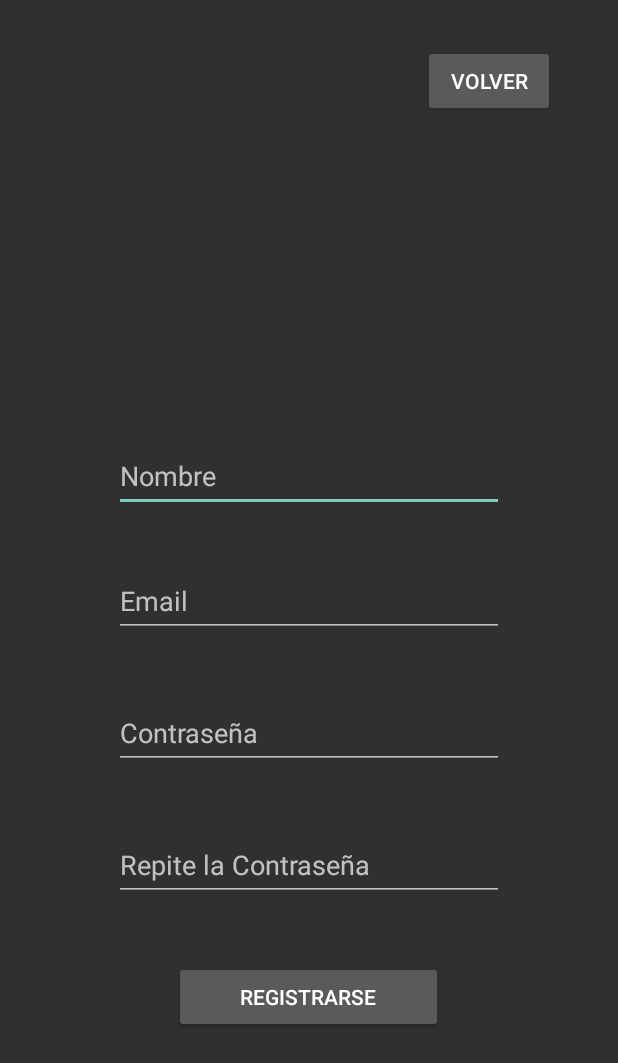
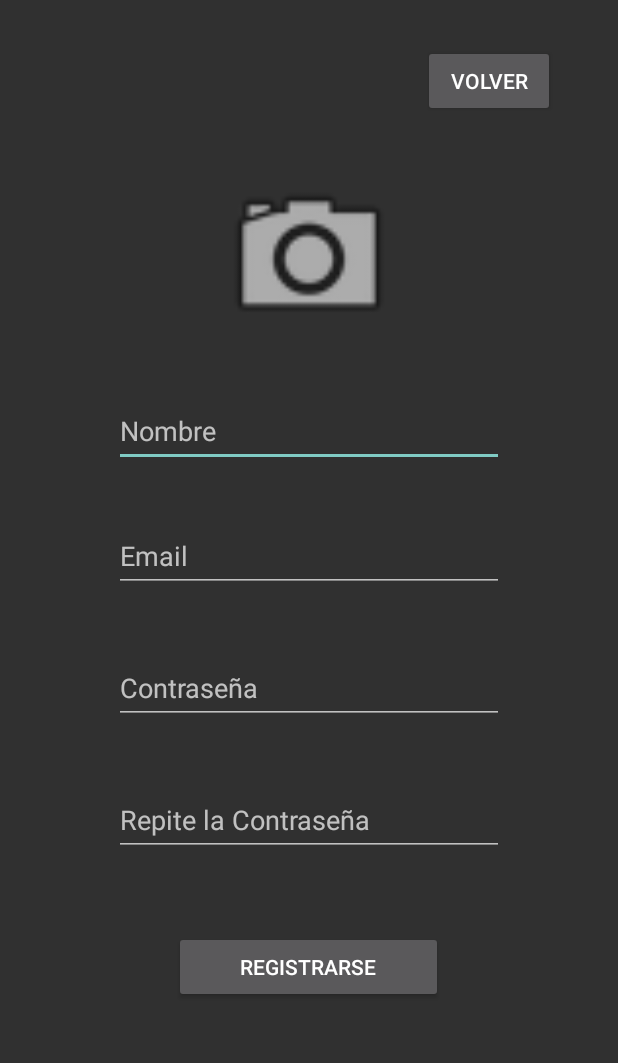
Before and after one commit to aleecks/FamTree, an Android app: the screen it shows after launch (Registro), after a tap on "REGISTRARSE", on a phone screen of 412 x 824 dp. Shown: the top 1063 px of the screen. Run offline under Robolectric (Android 15) with nearby library versions, the phone set to English and light mode, and no system bars; our stand-ins replace Firebase (no records; nobody signed in at launch, a user with empty details on screens opened directly).

Commit message:
15/04 - Muchas cosas ninguna bien

```diff
--- a/app/build.gradle
+++ b/app/build.gradle
@@ -37,7 +37,9 @@ dependencies {
     implementation 'com.google.firebase:firebase-analytics'
     implementation 'com.firebaseui:firebase-ui-auth:7.2.0'
     implementation 'com.google.firebase:firebase-auth'
+    implementation 'com.google.firebase:firebase-firestore'
     implementation 'androidx.gridlayout:gridlayout:1.0.0'
+    implementation 'com.google.firebase:firebase-storage:20.0.0'
     testImplementation 'junit:junit:4.13.2'
     androidTestImplementation 'androidx.test.ext:junit:1.1.3'
     androidTestImplementation 'androidx.test.espresso:espresso-core:3.4.0'
--- /dev/null
+++ b/app/src/main/java/com/imf/famtree/ManejadorBD.java
@@ -0,0 +1,74 @@
+package com.imf.famtree;
+
+import static android.content.ContentValues.TAG;
+
+import android.net.Uri;
+import android.util.Log;
+
+import androidx.annotation.NonNull;
+
+import com.google.android.gms.tasks.OnFailureListener;
+import com.google.android.gms.tasks.OnSuccessListener;
+import com.google.firebase.firestore.DocumentReference;
+import com.google.firebase.firestore.FirebaseFirestore;
+import com.google.firebase.firestore.auth.User;
+
+import java.util.HashMap;
+import java.util.Map;
+
+public class ManejadorBD {
+
+    public ManejadorBD() {
+    }
+
+    private final FirebaseFirestore db = FirebaseFirestore.getInstance();
+
+    public void crearUsuario(String uid, String displayName, String email) {
+        // Create a new user with a first and last name
+        Map<String, Object> user = new HashMap<>();
+        user.put("uid", uid);
+        user.put("nombre", displayName);
+        user.put("email", email);
+        //user.put("foto", photoUrl);
+
+        // Add a new document with a generated ID
+        db.collection("users")
+                .add(user)
+                .addOnSuccessListener(new OnSuccessListener<DocumentReference>() {
+                    @Override
+                    public void onSuccess(DocumentReference documentReference) {
+                        Log.d(TAG, "DocumentSnapshot added with ID: " + documentReference.getId());
+                    }
+                })
+                .addOnFailureListener(new OnFailureListener() {
+                    @Override
+                    public void onFailure(@NonNull Exception e) {
+                        Log.w(TAG, "Error adding document", e);
+                    }
+
+                });
+    }
+
+    public void crearArbol(User user) {
+        // Create a new user with a first and last name
+        Map<String, Object> tree = new HashMap<>();
+
+        // Add a new document with a generated ID
+        db.collection("users").document(user.getUid()).collection("tree")
+                .add(user)
+                .addOnSuccessListener(new OnSuccessListener<DocumentReference>() {
+                    @Override
+                    public void onSuccess(DocumentReference documentReference) {
+                        Log.d(TAG, "DocumentSnapshot added with ID: " + documentReference.getId());
+                    }
+                })
+                .addOnFailureListener(new OnFailureListener() {
+                    @Override
+                    public void onFailure(@NonNull Exception e) {
+                        Log.w(TAG, "Error adding document", e);
+                    }
+
+                });
+    }
+
+}
--- a/app/src/main/java/com/imf/famtree/beans/Arbol.java
+++ b/app/src/main/java/com/imf/famtree/beans/Arbol.java
@@ -1,7 +1,6 @@
 package com.imf.famtree.beans;
 
 import java.util.ArrayList;
-import java.util.Arrays;
 
 public class Arbol {
 
--- a/app/src/main/java/com/imf/famtree/inicio/Inicio.java
+++ b/app/src/main/java/com/imf/famtree/inicio/Inicio.java
@@ -12,15 +12,13 @@ import com.google.firebase.auth.FirebaseAuth;
 import com.google.firebase.auth.FirebaseUser;
 import com.imf.famtree.Home;
 import com.imf.famtree.R;
-import com.imf.famtree.inicio.Login;
-import com.imf.famtree.inicio.Registro;
 
 public class Inicio extends AppCompatActivity {
 
     private LinearLayout vista;
     private Button btnLogin, btnRegistro;
     private Intent iLogin, iRegistro;
-    private FirebaseAuth mAuth;
+
 
     @Override
     protected void onCreate(Bundle savedInstanceState) {
@@ -31,26 +29,14 @@ public class Inicio extends AppCompatActivity {
         btnRegistro = findViewById(R.id.btnRegistro);
         btnLogin = findViewById(R.id.btnLogin);
 
-        mAuth = FirebaseAuth.getInstance();
-
         // ---------------- INTENTS ----------------
         iLogin = new Intent(this, Login.class);
         iRegistro = new Intent(this, Registro.class);
 
         // ---------------- LISTENERS ----------------
-        btnLogin.setOnClickListener(new View.OnClickListener() {
-            @Override
-            public void onClick(View view) {
-                startActivity(iLogin);
-            }
-        });
+        btnLogin.setOnClickListener(view -> startActivity(iLogin));
 
-        btnRegistro.setOnClickListener(new View.OnClickListener() {
-            @Override
-            public void onClick(View view) {
-                startActivity(iRegistro);
-            }
-        });
+        btnRegistro.setOnClickListener(view -> startActivity(iRegistro));
     }
 
     @Override
@@ -62,8 +48,6 @@ public class Inicio extends AppCompatActivity {
             // User is signed in
             vista.setVisibility(View.INVISIBLE);
             startActivity(new Intent(this, Home.class));
-        } else {
-            // No user is signed in
         }
     }
 }
--- a/app/src/main/java/com/imf/famtree/inicio/Registro.java
+++ b/app/src/main/java/com/imf/famtree/inicio/Registro.java
@@ -2,11 +2,9 @@ package com.imf.famtree.inicio;
 
 import static android.content.ContentValues.TAG;
 
-import androidx.annotation.NonNull;
 import androidx.appcompat.app.AppCompatActivity;
 
 import android.content.Intent;
-import android.net.Uri;
 import android.os.Bundle;
 import android.util.Log;
 import android.view.View;
@@ -14,13 +12,11 @@ import android.widget.Button;
 import android.widget.EditText;
 import android.widget.Toast;
 
-import com.google.android.gms.tasks.OnCompleteListener;
-import com.google.android.gms.tasks.Task;
-import com.google.firebase.auth.AuthResult;
 import com.google.firebase.auth.FirebaseAuth;
 import com.google.firebase.auth.FirebaseUser;
 import com.google.firebase.auth.UserProfileChangeRequest;
 import com.imf.famtree.Home;
+import com.imf.famtree.ManejadorBD;
 import com.imf.famtree.R;
 import com.imf.famtree.Validaciones;
 
@@ -32,6 +28,8 @@ public class Registro extends AppCompatActivity implements View.OnClickListener
     private Intent iEntrar;
     private FirebaseAuth mAuth;
     private FirebaseUser user;
+    private ManejadorBD bd;
+
 
     @Override
     protected void onCreate(Bundle savedInstanceState) {
@@ -46,6 +44,7 @@ public class Registro extends AppCompatActivity implements View.OnClickListener
         btnVolver = findViewById(R.id.btnVolver);
 
         mAuth = FirebaseAuth.getInstance();
+        bd = new ManejadorBD();
 
         // ---------------- INTENTS ----------------
         iEntrar = new Intent(this, Home.class);
@@ -53,12 +52,7 @@ public class Registro extends AppCompatActivity implements View.OnClickListener
         // ---------------- LISTENERS ----------------
         btnRegistro.setOnClickListener(this);
 
-        btnVolver.setOnClickListener(new View.OnClickListener() {
-            @Override
-            public void onClick(View view) {
-                onBackPressed();
-            }
-        });
+        btnVolver.setOnClickListener(view -> onBackPressed());
     }
 
     @Override
@@ -79,9 +73,7 @@ public class Registro extends AppCompatActivity implements View.OnClickListener
                 } else {
                     // creamos usuario
                     mAuth.createUserWithEmailAndPassword(txtEmail.getText().toString(), txtPass1.getText().toString())
-                            .addOnCompleteListener(this, new OnCompleteListener<AuthResult>() {
-                                @Override
-                                public void onComplete(@NonNull Task<AuthResult> task) {
+                            .addOnCompleteListener(this, task -> {
                                 if (task.isSuccessful()) {
                                     // Sign in success, update UI with the signed-in user's information
                                     Log.d(TAG, "createUserWithEmail:success");
@@ -91,9 +83,8 @@ public class Registro extends AppCompatActivity implements View.OnClickListener
                                 } else {
                                     // If sign in fails, display a message to the user.
                                     Log.w(TAG, "createUserWithEmail:failure", task.getException());
-                                        Toast.makeText(getApplicationContext(), "Authentication failed.", Toast.LENGTH_SHORT).show();
+                                    Toast.makeText(getApplicationContext(), "Error autentificación", Toast.LENGTH_SHORT).show();
                                     updateUI(null);
-                                    }
                                 }
                             });
                 }
@@ -116,24 +107,24 @@ public class Registro extends AppCompatActivity implements View.OnClickListener
                         .build();
 
                 user.updateProfile(profileUpdates)
-                        .addOnCompleteListener(new OnCompleteListener<Void>() {
-                            @Override
-                            public void onComplete(@NonNull Task<Void> task) {
+                        .addOnCompleteListener(task -> {
                             if (task.isSuccessful()) {
                                 Log.d(TAG, "Nombre añadido");
                             } else {
                                 Log.w(TAG, "addDisplayName:failure", task.getException());
                                 Toast.makeText(getApplicationContext(), "El nombre no se pudo añadir", Toast.LENGTH_SHORT).show();
                             }
-                            }
                         });
+                // metemos usuario en la bd
+                bd.crearUsuario(user.getUid(), txtNombre.getText().toString(), txtEmail.getText().toString());
 
                 // entramos en la app
-                iEntrar.putExtra("email", txtEmail.getText().toString());
                 startActivity(iEntrar);
             }
         } catch (Exception e) {
             e.printStackTrace();
         }
     }
+
+
 }
--- a/app/src/main/res/layout/vista_registro.xml
+++ b/app/src/main/res/layout/vista_registro.xml
@@ -16,20 +16,21 @@
         android:layout_marginTop="30dp"
         android:text="Volver" />
 
-    <ImageView
-        android:id="@+id/imageView"
-        android:layout_width="237dp"
-        android:layout_height="155dp"
+    <Button
+        android:id="@+id/btnImg"
+        android:layout_width="125dp"
+        android:layout_height="125dp"
         android:layout_gravity="center"
-        android:layout_marginTop="20dp"
-        tools:src="@tools:sample/backgrounds/scenic" />
+        android:layout_marginTop="30dp"
+        android:background="@android:drawable/ic_menu_camera"
+        tools:ignore="SpeakableTextPresentCheck" />
 
     <EditText
         android:id="@+id/editTxtNombre"
         android:layout_width="260dp"
         android:layout_height="wrap_content"
         android:layout_gravity="center"
-        android:layout_marginTop="40dp"
+        android:layout_marginTop="30dp"
         android:ems="10"
         android:hint="Nombre"
         android:inputType="textPersonName"
@@ -72,7 +73,7 @@
         android:layout_width="179dp"
         android:layout_height="wrap_content"
         android:layout_gravity="center"
-        android:layout_marginTop="40dp"
+        android:layout_marginTop="50dp"
         android:text="Registrarse" />
 
 </LinearLayout>
```
Also changed, not shown: app/src/main/java/com/imf/famtree/CrearMiembro.java (+18 -52 lines), app/src/main/java/com/imf/famtree/Home.java (+4 -8 lines), app/src/main/java/com/imf/famtree/Validaciones.java (+38 -0 lines), app/src/main/java/com/imf/famtree/inicio/Login.java (+2 -16 lines), app/src/main/res/layout/vista_crear_miembro.xml (+16 -9 lines). Lines whose indentation alone changed are shown as unchanged.
